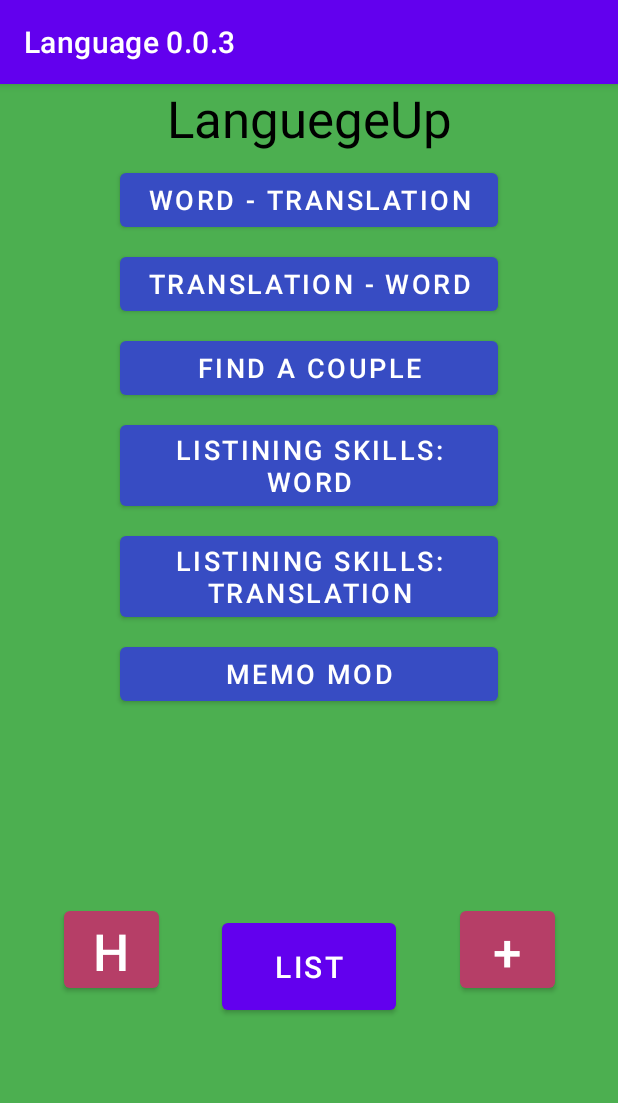
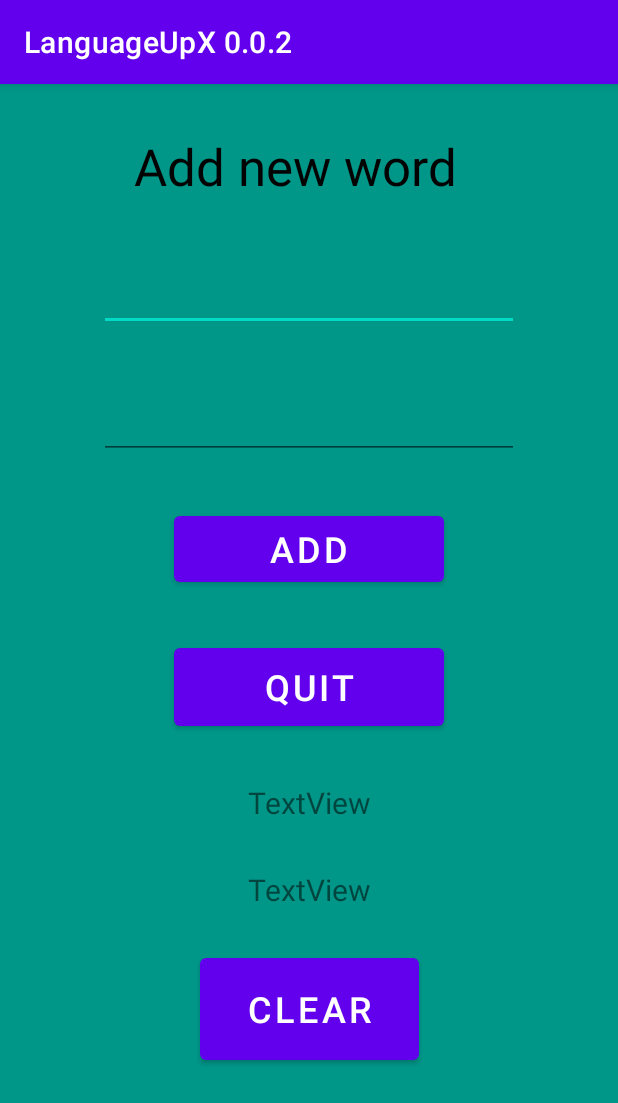
Before and after one commit to Sap-Artem/LanguageUpX, an Android app: the screen it shows after launch (MainActivity before the commit, AddText after it), on a phone screen of 412 x 824 dp. Shown: the top 1103 px of the screen. Run offline under Robolectric (Android 15) with nearby library versions, the phone set to English and light mode, and no system bars.

Commit message:
Add files via upload

```diff
--- /dev/null
+++ b/src/main/java/com/example/languageupx002/AddText.java
@@ -0,0 +1,81 @@
+package com.example.languageupx002;
+
+import android.content.ContentValues;
+import android.content.Intent;
+import android.database.Cursor;
+import android.database.sqlite.SQLiteDatabase;
+import android.os.Bundle;
+import android.util.Log;
+import android.view.View;
+import android.widget.Button;
+import android.widget.EditText;
+import android.widget.TextView;
+
+import androidx.appcompat.app.AppCompatActivity;
+
+public class AddText extends AppCompatActivity {
+    DBhelper dbHelper;
+
+    @Override
+    protected void onCreate(Bundle savedInstanceState) {
+        super.onCreate(savedInstanceState);
+        setContentView(R.layout.plus);
+        final Button quitButton = (Button) findViewById(R.id.button9);
+        final Button addwordButton = (Button) findViewById(R.id.button8);
+        final Button clearButton = (Button) findViewById(R.id.button14);
+        EditText editword = findViewById(R.id.editWord);
+        EditText edittranslate = findViewById(R.id.editTranslate);
+        TextView textword = findViewById(R.id.textView3);
+        TextView texttranslate = findViewById(R.id.textView4);
+        dbHelper = new DBhelper(this);
+        SQLiteDatabase database = dbHelper.getWritableDatabase();
+
+        ContentValues contentValues = new ContentValues();
+        quitButton.setOnClickListener((v) -> {
+            try {
+                Intent intent = new Intent(AddText.this, MainActivity.class);
+                startActivity(intent);
+                finish();
+            } catch (Exception e) {
+                e.printStackTrace();
+            }
+
+        });
+        addwordButton.setOnClickListener(new View.OnClickListener() {
+            @Override
+            public void onClick(View v) {
+                String word = editword.getText().toString();
+                String translate = edittranslate.getText().toString();
+                //textword.setText(word);
+                //texttranslate.setText(translate);
+                contentValues.put(DBhelper.KEY_WORD, word);
+                contentValues.put(DBhelper.KEY_TRANSLATE, translate);
+
+                database.insert(DBhelper.TABLE_CONTACTS, null, contentValues);
+                Cursor cursor = database.query(DBhelper.TABLE_CONTACTS, null, null, null, null, null, null);
+
+                if (cursor.moveToFirst()) {
+                    int idIndex = cursor.getColumnIndex(DBhelper.KEY_ID);
+                    int nameIndex = cursor.getColumnIndex(DBhelper.KEY_WORD);
+                    int emailIndex = cursor.getColumnIndex(DBhelper.KEY_TRANSLATE);
+                    do {
+                        Log.d("mLog", "ID = " + cursor.getInt(idIndex) +
+                                ", name = " + cursor.getString(nameIndex) +
+                                ", email = " + cursor.getString(emailIndex));
+                        String a = cursor.getString(nameIndex);
+                        String b = cursor.getString(emailIndex);
+                        textword.setText(a);
+                        texttranslate.setText(b);
+                    } while (cursor.moveToNext());
+                } else
+                    Log.d("mLog","0 rows");
+
+                cursor.close();
+            }
+        });
+        clearButton.setOnClickListener((v) -> {
+            database.delete(DBhelper.TABLE_CONTACTS, null, null);
+
+        });
+    }
+}
--- /dev/null
+++ b/src/main/java/com/example/languageupx002/DBhelper.java
@@ -0,0 +1,34 @@
+package com.example.languageupx002;
+
+import android.content.Context;
+import android.database.sqlite.SQLiteDatabase;
+import android.database.sqlite.SQLiteOpenHelper;
+
+public class DBhelper extends SQLiteOpenHelper {
+
+    public static final int DATABASE_VERSION = 1;
+    public static final String DATABASE_NAME = "contactDb";
+    public static final String TABLE_CONTACTS = "contacts";
+
+    public static final String KEY_ID = "_id";
+    public static final String KEY_WORD = "word";
+    public static final String KEY_TRANSLATE = "translate";
+
+    public DBhelper(Context context) {
+        super(context, DATABASE_NAME, null, DATABASE_VERSION);
+    }
+
+    @Override
+    public void onCreate(SQLiteDatabase db) {
+        db.execSQL("create table " + TABLE_CONTACTS + "(" + KEY_ID + " integer primary key,"
+                + KEY_WORD + " text," + KEY_TRANSLATE + " text" + ")");
+
+    }
+
+    @Override
+    public void onUpgrade(SQLiteDatabase db, int oldVersion, int newVersion) {
+        db.execSQL("drop table if exists " + TABLE_CONTACTS);
+        onCreate(db);
+
+    }
+}
--- a/src/main/res/layout/plus.xml
+++ b/src/main/res/layout/plus.xml
@@ -26,7 +26,6 @@
         android:layout_marginTop="32dp"
         android:ems="10"
         android:inputType="textPersonName"
-        android:text="Write word"
         android:textSize="24sp"
         app:layout_constraintEnd_toEndOf="parent"
         app:layout_constraintStart_toStartOf="parent"
@@ -39,7 +38,6 @@
         android:layout_marginTop="32dp"
         android:ems="10"
         android:inputType="textPersonName"
-        android:text="Write translate"
         android:textSize="24sp"
         app:layout_constraintEnd_toEndOf="parent"
         app:layout_constraintStart_toStartOf="parent"
@@ -82,10 +80,22 @@
         android:id="@+id/textView4"
         android:layout_width="wrap_content"
         android:layout_height="wrap_content"
+        android:layout_marginBottom="128dp"
         android:text="TextView"
         android:textSize="20sp"
         app:layout_constraintBottom_toBottomOf="parent"
         app:layout_constraintEnd_toEndOf="parent"
         app:layout_constraintStart_toStartOf="parent"
         app:layout_constraintTop_toBottomOf="@+id/button9" />
+
+    <Button
+        android:id="@+id/button14"
+        android:layout_width="146dp"
+        android:layout_height="80dp"
+        android:text="Clear"
+        android:textSize="24sp"
+        app:layout_constraintBottom_toBottomOf="parent"
+        app:layout_constraintEnd_toEndOf="parent"
+        app:layout_constraintStart_toStartOf="parent"
+        app:layout_constraintTop_toTopOf="@+id/textView3" />
 </androidx.constraintlayout.widget.ConstraintLayout>
--- a/src/main/res/values-night/themes.xml
+++ b/src/main/res/values-night/themes.xml
@@ -1,6 +1,6 @@
 <resources xmlns:tools="http://schemas.android.com/tools">
     <!-- Base application theme. -->
-    <style name="Theme.Language003" parent="Theme.MaterialComponents.DayNight.DarkActionBar">
+    <style name="Theme.LanguageUpX002" parent="Theme.MaterialComponents.DayNight.DarkActionBar">
         <!-- Primary brand color. -->
         <item name="colorPrimary">@color/purple_200</item>
         <item name="colorPrimaryVariant">@color/purple_700</item>
--- a/src/main/res/values/strings.xml
+++ b/src/main/res/values/strings.xml
@@ -1,3 +1,3 @@
 <resources>
-    <string name="app_name">Language 0.0.3</string>
+    <string name="app_name">LanguageUpX 0.0.2</string>
 </resources>
--- a/src/main/res/values/themes.xml
+++ b/src/main/res/values/themes.xml
@@ -1,6 +1,6 @@
 <resources xmlns:tools="http://schemas.android.com/tools">
     <!-- Base application theme. -->
-    <style name="Theme.Language003" parent="Theme.MaterialComponents.DayNight.DarkActionBar">
+    <style name="Theme.LanguageUpX002" parent="Theme.MaterialComponents.DayNight.DarkActionBar">
         <!-- Primary brand color. -->
         <item name="colorPrimary">@color/purple_500</item>
         <item name="colorPrimaryVariant">@color/purple_700</item>
```
Also changed, not shown: src/main/AndroidManifest.xml (+22 -7 lines), src/main/java/com/example/languageupx002/List.java (added, +66 -0 lines), src/main/java/com/example/languageupx002/MainActivity.java (added, +53 -0 lines), src/main/java/com/example/languageupx002/WordTransslate.java (added, +38 -0 lines), src/main/res/layout/list.xml (added, +21 -0 lines), src/main/res/layout/wordtranslate.xml (added, +93 -0 lines), 2 other files.
